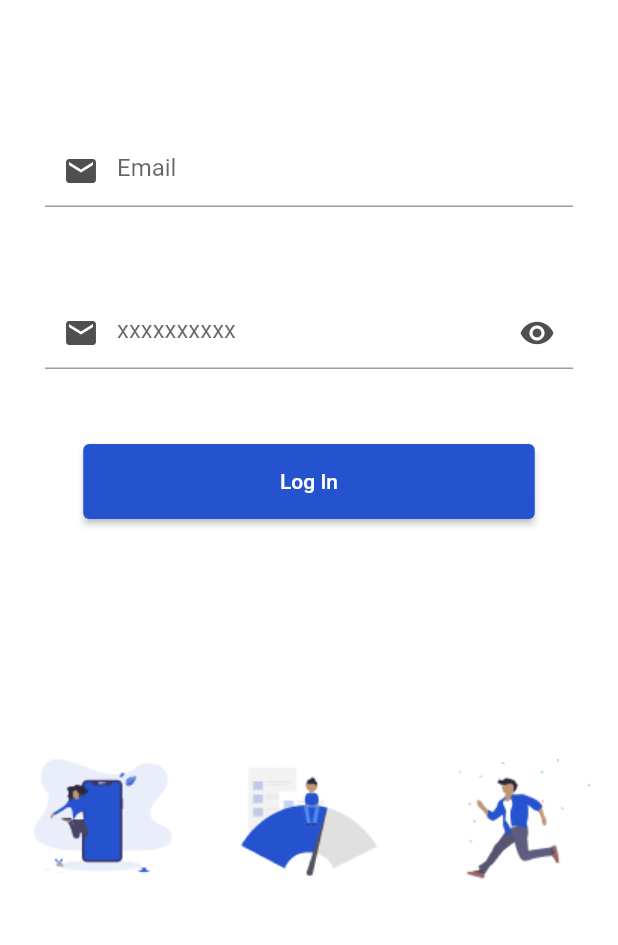
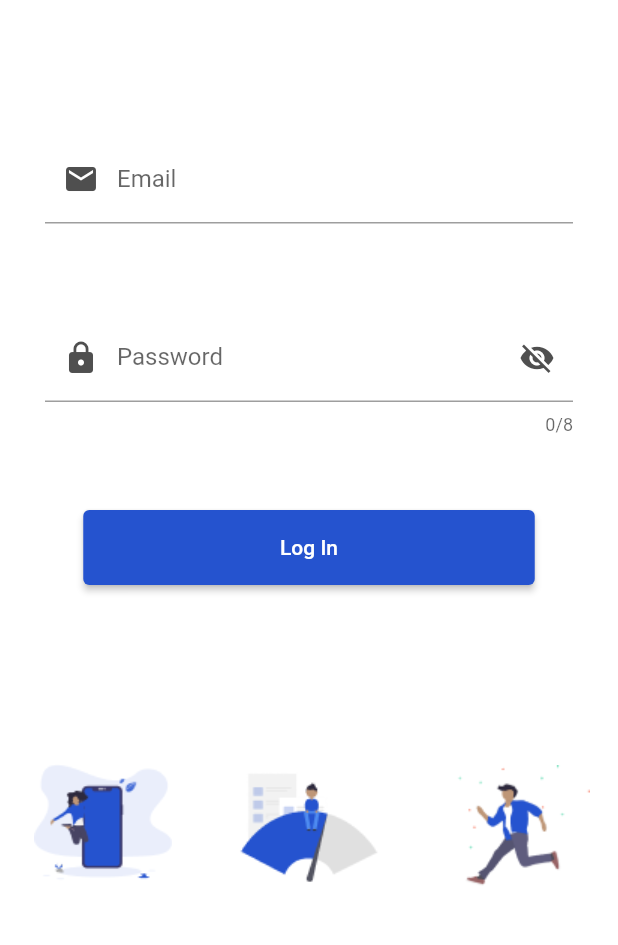
Before and after one commit to sobuur0/super_agent_with_flutter, a Flutter app: the screen it shows after launch, on a phone screen of 412 x 824 dp, the part 270-1215 px from its top. Run offline on Flutter 3.47's test engine with Material 2 defaults, Android fonts, the phone set to English and light mode, and no system bars.

Commit message:
added password visibility changing in signIn page

```diff
--- a/lib/presentation/pages/sign_in_page.dart
+++ b/lib/presentation/pages/sign_in_page.dart
@@ -8,6 +8,13 @@ class SignInPage extends StatefulWidget {
 }
 
 class _SignInPageState extends State<SignInPage> {
+  late bool _passwordVisible;
+
+  @override
+  void initState() {
+    _passwordVisible = false;
+  }
+
   @override
   Widget build(BuildContext context) {
     return Scaffold(
@@ -38,8 +45,9 @@ class _SignInPageState extends State<SignInPage> {
                 Padding(
                   padding: const EdgeInsets.symmetric(horizontal: 30),
                   child: TextField(
+                    keyboardType: TextInputType.emailAddress,
                     decoration: InputDecoration(
-                      hintText: 'Email',
+                      labelText: 'Email',
                       prefixIcon: Icon(
                         Icons.email,
                         color: Color(0xFF4F4F4F),
@@ -53,12 +61,25 @@ class _SignInPageState extends State<SignInPage> {
                 Padding(
                   padding: const EdgeInsets.symmetric(horizontal: 30),
                   child: TextField(
+                    maxLength: 8,
+                    obscureText: !_passwordVisible,
+                    keyboardType: TextInputType.number,
                     decoration: InputDecoration(
-                      hintText: 'xxxxxxxxxx',
-                      prefixIcon: Icon(Icons.email, color: Color(0xFF4F4F4F)),
-                      suffixIcon: Icon(
-                        Icons.remove_red_eye_sharp,
+                      labelText: 'Password',
+                      prefixIcon: Icon(
+                        Icons.lock,
                         color: Color(0xFF4F4F4F),
+                      ),
+                      suffixIcon: IconButton(
+                        onPressed: () {
+                          setState(() {
+                            _passwordVisible = !_passwordVisible;
+                          });
+                        },
+                        icon: Icon(
+                          _passwordVisible ? Icons.visibility : Icons.visibility_off,
+                          color: Color(0xFF4F4F4F),
+                        ),
                       ),
                     ),
                   ),
@@ -75,7 +96,7 @@ class _SignInPageState extends State<SignInPage> {
                   ),
                 ),
                 Padding(
-                  padding: const EdgeInsets.fromLTRB(0, 140, 0, 0),
+                  padding: const EdgeInsets.fromLTRB(0, 100, 0, 0),
                   child: Row(
                     crossAxisAlignment: CrossAxisAlignment.end,
                     children: <Widget>[
```
